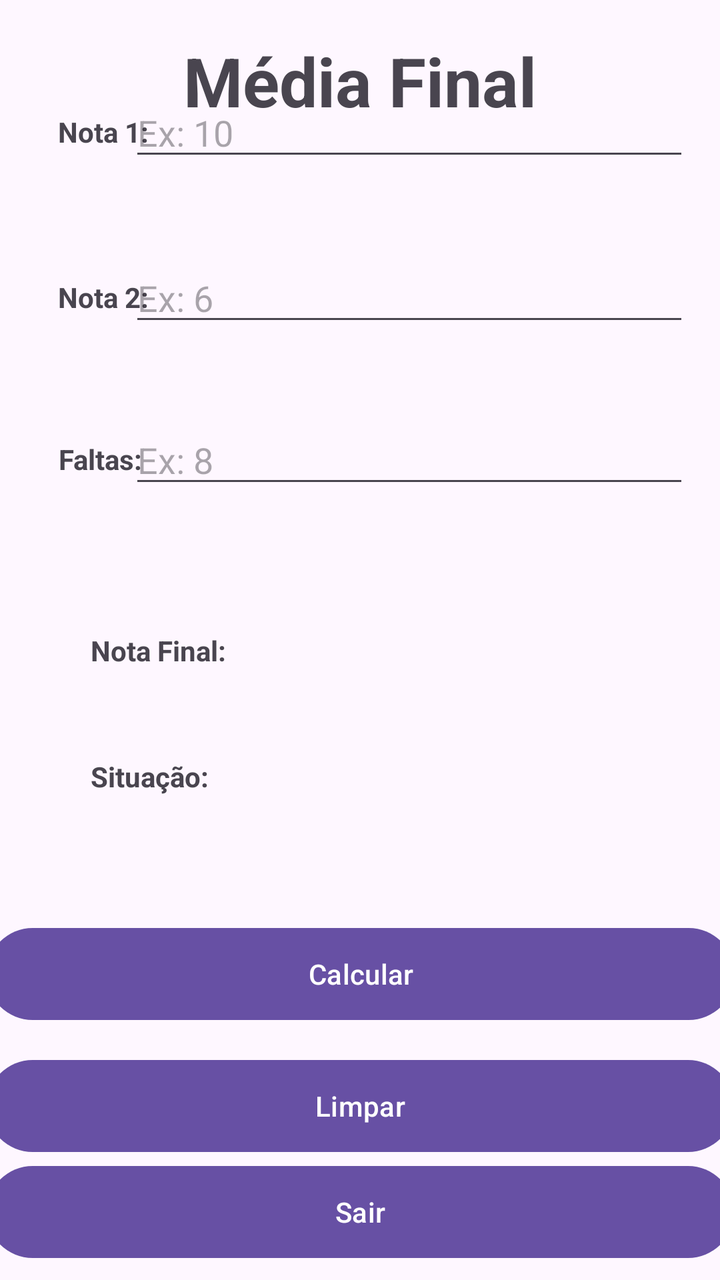
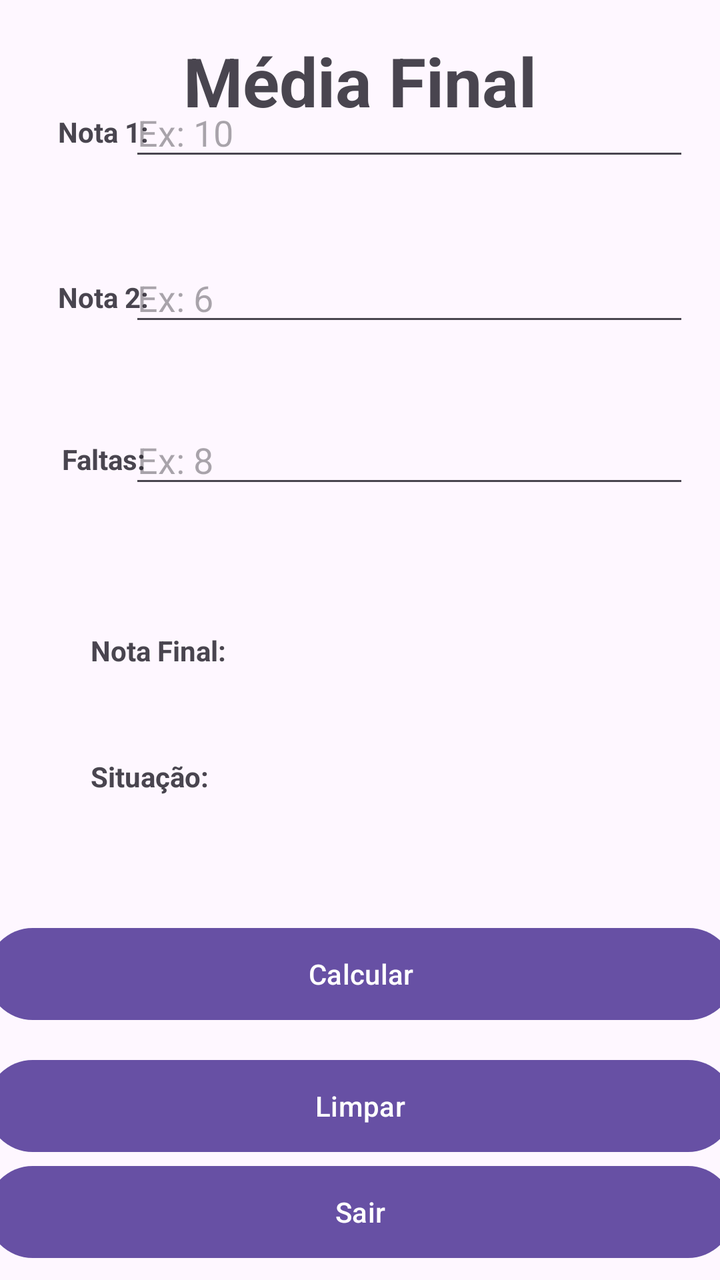

Two renders of the same Android screen: before a commit and after it. Below are the layout's source before the change and the commit's diff.
<!-- AndroidManifest.xml: application theme Theme.AppMultiView -->
<!-- res/layout/activity_media.xml -->
<?xml version="1.0" encoding="utf-8"?>
<androidx.constraintlayout.widget.ConstraintLayout
    xmlns:android="http://schemas.android.com/apk/res/android"
    xmlns:tools="http://schemas.android.com/tools"
    xmlns:app="http://schemas.android.com/apk/res-auto"
    android:id="@+id/main"
    android:layout_width="match_parent"
    android:layout_height="match_parent"
    tools:context=".MediaActivity">

  <TextView
      android:id="@+id/textView"
      android:layout_width="match_parent"
      android:layout_height="81dp"
      android:gravity="center"
      android:lineSpacingExtra="8sp"
      android:text="Média Final"
      android:textAppearance="@style/TextAppearance.AppCompat.Display1"
      android:textStyle="bold"
      app:layout_constraintEnd_toEndOf="parent"
      app:layout_constraintStart_toStartOf="parent"
      app:layout_constraintTop_toTopOf="parent" />

  <TextView
      android:id="@+id/textView2"
      android:layout_width="70dp"
      android:layout_height="44dp"
      android:layout_marginEnd="16dp"
      android:layout_marginBottom="552dp"
      android:gravity="center"
      android:text="Nota 1:"
      android:textStyle="bold"
      app:layout_constraintBottom_toBottomOf="parent"
      app:layout_constraintEnd_toEndOf="parent"
      app:layout_constraintHorizontal_bias="0.061"
      app:layout_constraintStart_toStartOf="parent" />

  <EditText
      android:id="@+id/txtNota1"
      android:layout_width="280dp"
      android:layout_height="wrap_content"
      android:layout_gravity="center|center_vertical"
      android:ems="10"
      android:gravity="center_vertical"
      android:hint="Ex: 10"
      android:inputType="number"
      app:layout_constraintBottom_toBottomOf="@+id/textView2"
      app:layout_constraintEnd_toEndOf="parent"
      app:layout_constraintHorizontal_bias="0.809"
      app:layout_constraintStart_toStartOf="parent"
      app:layout_constraintTop_toTopOf="@+id/textView2"
      app:layout_constraintVertical_bias="0.0" />

  <TextView
      android:id="@+id/textView3"
      android:layout_width="70dp"
      android:layout_height="44dp"
      android:layout_marginTop="28dp"
      android:gravity="center"
      android:text="Nota 2:"
      android:textStyle="bold"
      app:layout_constraintBottom_toBottomOf="parent"
      app:layout_constraintEnd_toEndOf="@+id/textView2"
      app:layout_constraintHorizontal_bias="1.0"
      app:layout_constraintStart_toStartOf="@+id/textView2"
      app:layout_constraintTop_toBottomOf="@+id/textView2"
      app:layout_constraintVertical_bias="0.022" />

  <EditText
      android:id="@+id/txtNota2"
      android:layout_width="280dp"
      android:layout_height="wrap_content"
      android:layout_gravity="center"
      android:ems="10"
      android:hint="Ex: 6"
      android:inputType="number"
      app:layout_constraintBottom_toBottomOf="@+id/textView3"
      app:layout_constraintEnd_toEndOf="@+id/txtNota1"
      app:layout_constraintHorizontal_bias="0.725"
      app:layout_constraintStart_toStartOf="@+id/txtNota1"
      app:layout_constraintTop_toTopOf="@+id/textView3"
      app:layout_constraintVertical_bias="0.0" />

  <TextView
      android:id="@+id/textView4"
      android:layout_width="70dp"
      android:layout_height="44dp"
      android:gravity="center"
      android:text="Faltas: "
      android:textStyle="bold"
      app:layout_constraintBottom_toBottomOf="parent"
      app:layout_constraintEnd_toEndOf="@+id/textView3"
      app:layout_constraintHorizontal_bias="0.0"
      app:layout_constraintStart_toStartOf="@+id/textView3"
      app:layout_constraintTop_toBottomOf="@+id/textView3"
      app:layout_constraintVertical_bias="0.087" />

  <EditText
      android:id="@+id/txtFaltas"
      android:layout_width="280dp"
      android:layout_height="wrap_content"
      android:layout_gravity="center"
      android:ems="10"
      android:hint="Ex: 8"
      android:inputType="number"
      app:layout_constraintBottom_toBottomOf="@+id/textView4"
      app:layout_constraintEnd_toEndOf="@+id/txtNota2"
      app:layout_constraintHorizontal_bias="0.725"
      app:layout_constraintStart_toStartOf="@+id/txtNota2"
      app:layout_constraintTop_toTopOf="@+id/textView4"
      app:layout_constraintVertical_bias="0.0" />

  <TextView
      android:id="@+id/lbNota"
      android:layout_width="72dp"
      android:layout_height="39dp"
      android:layout_gravity="center"
      android:layout_marginTop="64dp"
      android:text="Nota Final:"
      android:textStyle="bold"
      app:layout_constraintEnd_toEndOf="parent"
      app:layout_constraintHorizontal_bias="0.106"
      app:layout_constraintStart_toStartOf="@+id/textView4"
      app:layout_constraintTop_toBottomOf="@+id/textView4" />

  <TextView
      android:id="@+id/lbNotaFinal"
      android:layout_width="200dp"
      android:layout_height="39dp"
      android:layout_gravity="center"
      android:text=""
      android:textAlignment="center"
      android:textStyle="bold"
      app:layout_constraintBottom_toBottomOf="@+id/lbNota"
      app:layout_constraintEnd_toEndOf="parent"
      app:layout_constraintHorizontal_bias="0.276"
      app:layout_constraintStart_toStartOf="@+id/txtFaltas"
      app:layout_constraintTop_toTopOf="@+id/lbNota"
      app:layout_constraintVertical_bias="0.0" />

  <TextView
      android:id="@+id/lbSit"
      android:layout_width="70dp"
      android:layout_height="35dp"
      android:layout_gravity="start"
      android:layout_marginTop="24dp"
      android:text="Situação: "
      android:textAlignment="textStart"
      android:textStyle="bold"
      app:layout_constraintStart_toStartOf="@+id/lbNota"
      app:layout_constraintTop_toBottomOf="@+id/lbNota" />

  <TextView
      android:id="@+id/lbSituacao"
      android:layout_width="200dp"
      android:layout_height="35dp"
      android:layout_gravity="center"
      android:textAlignment="center"
      android:textStyle="bold"
      app:layout_constraintBottom_toBottomOf="@+id/lbSit"
      app:layout_constraintEnd_toEndOf="@+id/lbNotaFinal"
      app:layout_constraintHorizontal_bias="1.0"
      app:layout_constraintStart_toEndOf="@+id/lbSit"
      app:layout_constraintTop_toTopOf="@+id/lbSit"
      app:layout_constraintVertical_bias="0.0" />

  <Button
      android:id="@+id/bttCalcular"
      android:layout_width="374dp"
      android:layout_height="54dp"
      android:text="Calcular"
      app:layout_constraintBottom_toBottomOf="parent"
      app:layout_constraintEnd_toEndOf="parent"
      app:layout_constraintHorizontal_bias="0.513"
      app:layout_constraintStart_toStartOf="parent"
      app:layout_constraintTop_toTopOf="parent"
      app:layout_constraintVertical_bias="0.785" />

  <Button
      android:id="@+id/bttLimpar"
      android:layout_width="0dp"
      android:layout_height="54dp"
      android:layout_marginTop="12dp"
      android:text="Limpar"
      app:layout_constraintEnd_toEndOf="@+id/bttCalcular"
      app:layout_constraintHorizontal_bias="0.0"
      app:layout_constraintStart_toStartOf="@+id/bttCalcular"
      app:layout_constraintTop_toBottomOf="@+id/bttCalcular" />

  <Button
      android:id="@+id/bttSair"
      android:layout_width="0dp"
      android:layout_height="54dp"
      android:layout_marginBottom="8dp"
      android:text="Sair"
      app:layout_constraintBottom_toBottomOf="parent"
      app:layout_constraintEnd_toEndOf="@+id/bttLimpar"
      app:layout_constraintHorizontal_bias="1.0"
      app:layout_constraintStart_toStartOf="@+id/bttLimpar"
      app:layout_constraintTop_toBottomOf="@+id/bttLimpar" />


</androidx.constraintlayout.widget.ConstraintLayout>
<!-- resources referenced by this layout -->
<resources>
  <style name="Theme.AppMultiView" parent="Base.Theme.AppMultiView" />
  <style name="Base.Theme.AppMultiView" parent="Theme.Material3.DayNight.NoActionBar">
          
          
      </style>
</resources>

<!-- the commit's change to res/layout/activity_media.xml (unified diff, before → after) -->
@@ -14,7 +14,7 @@
       android:layout_height="81dp"
       android:gravity="center"
       android:lineSpacingExtra="8sp"
-      android:text="Média Final"
+      android:text="@string/texto_media_final"
       android:textAppearance="@style/TextAppearance.AppCompat.Display1"
       android:textStyle="bold"
       app:layout_constraintEnd_toEndOf="parent"
@@ -28,7 +28,7 @@
       android:layout_marginEnd="16dp"
       android:layout_marginBottom="552dp"
       android:gravity="center"
-      android:text="Nota 1:"
+      android:text="@string/texto_nota_1"
       android:textStyle="bold"
       app:layout_constraintBottom_toBottomOf="parent"
       app:layout_constraintEnd_toEndOf="parent"
@@ -49,7 +49,8 @@
       app:layout_constraintHorizontal_bias="0.809"
       app:layout_constraintStart_toStartOf="parent"
       app:layout_constraintTop_toTopOf="@+id/textView2"
-      app:layout_constraintVertical_bias="0.0" />
+      app:layout_constraintVertical_bias="0.0"
+      tools:ignore="HardcodedText" />
 
   <TextView
       android:id="@+id/textView3"
@@ -57,7 +58,7 @@
       android:layout_height="44dp"
       android:layout_marginTop="28dp"
       android:gravity="center"
-      android:text="Nota 2:"
+      android:text="@string/texto_nota_2"
       android:textStyle="bold"
       app:layout_constraintBottom_toBottomOf="parent"
       app:layout_constraintEnd_toEndOf="@+id/textView2"
@@ -79,14 +80,15 @@
       app:layout_constraintHorizontal_bias="0.725"
       app:layout_constraintStart_toStartOf="@+id/txtNota1"
       app:layout_constraintTop_toTopOf="@+id/textView3"
-      app:layout_constraintVertical_bias="0.0" />
+      app:layout_constraintVertical_bias="0.0"
+      tools:ignore="HardcodedText" />
 
   <TextView
       android:id="@+id/textView4"
       android:layout_width="70dp"
       android:layout_height="44dp"
       android:gravity="center"
-      android:text="Faltas: "
+      android:text="@string/texto_faltas"
       android:textStyle="bold"
       app:layout_constraintBottom_toBottomOf="parent"
       app:layout_constraintEnd_toEndOf="@+id/textView3"
@@ -108,7 +110,8 @@
       app:layout_constraintHorizontal_bias="0.725"
       app:layout_constraintStart_toStartOf="@+id/txtNota2"
       app:layout_constraintTop_toTopOf="@+id/textView4"
-      app:layout_constraintVertical_bias="0.0" />
+      app:layout_constraintVertical_bias="0.0"
+      tools:ignore="HardcodedText"/>
 
   <TextView
       android:id="@+id/lbNota"
@@ -116,7 +119,7 @@
       android:layout_height="39dp"
       android:layout_gravity="center"
       android:layout_marginTop="64dp"
-      android:text="Nota Final:"
+      android:text="@string/texto_nota_final"
       android:textStyle="bold"
       app:layout_constraintEnd_toEndOf="parent"
       app:layout_constraintHorizontal_bias="0.106"
@@ -144,7 +147,7 @@
       android:layout_height="35dp"
       android:layout_gravity="start"
       android:layout_marginTop="24dp"
-      android:text="Situação: "
+      android:text="@string/texto_situacao"
       android:textAlignment="textStart"
       android:textStyle="bold"
       app:layout_constraintStart_toStartOf="@+id/lbNota"
@@ -168,7 +171,7 @@
       android:id="@+id/bttCalcular"
       android:layout_width="374dp"
       android:layout_height="54dp"
-      android:text="Calcular"
+      android:text="@string/texto_button_calcular"
       app:layout_constraintBottom_toBottomOf="parent"
       app:layout_constraintEnd_toEndOf="parent"
       app:layout_constraintHorizontal_bias="0.513"
@@ -181,7 +184,7 @@
       android:layout_width="0dp"
       android:layout_height="54dp"
       android:layout_marginTop="12dp"
-      android:text="Limpar"
+      android:text="@string/texto_button_limpar"
       app:layout_constraintEnd_toEndOf="@+id/bttCalcular"
       app:layout_constraintHorizontal_bias="0.0"
       app:layout_constraintStart_toStartOf="@+id/bttCalcular"
@@ -192,7 +195,7 @@
       android:layout_width="0dp"
       android:layout_height="54dp"
       android:layout_marginBottom="8dp"
-      android:text="Sair"
+      android:text="@string/texto_button_sair"
       app:layout_constraintBottom_toBottomOf="parent"
       app:layout_constraintEnd_toEndOf="@+id/bttLimpar"
       app:layout_constraintHorizontal_bias="1.0"
<!-- resource entries referenced after the edit -->
@@ -1,5 +1,14 @@
 <!-- resources referenced by this layout -->
 <resources>
+  <string name="texto_button_calcular">Calcular</string>
+  <string name="texto_button_limpar">Limpar</string>
+  <string name="texto_button_sair">Sair</string>
+  <string name="texto_faltas">Faltas:</string>
+  <string name="texto_media_final">Média Final</string>
+  <string name="texto_nota_1">Nota 1:</string>
+  <string name="texto_nota_2">Nota 2:</string>
+  <string name="texto_nota_final">Nota Final:</string>
+  <string name="texto_situacao">Situação:</string>
   <style name="Theme.AppMultiView" parent="Base.Theme.AppMultiView" />
   <style name="Base.Theme.AppMultiView" parent="Theme.Material3.DayNight.NoActionBar">
           
